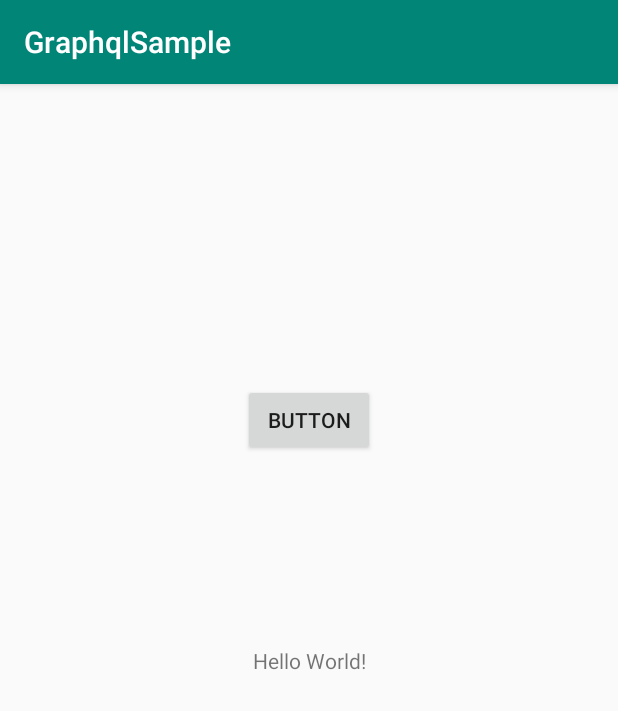
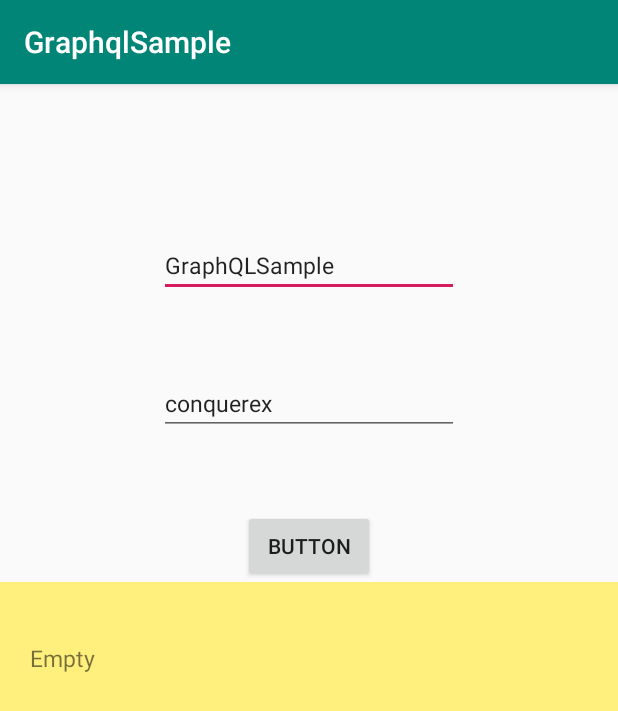
Before and after one commit to conquerex/GraphQLSample, an Android app: the screen it shows after launch (MainActivity), on a phone screen of 412 x 824 dp. Shown: the top 711 px of the screen. Run offline under Robolectric (Android 15) with nearby library versions, the phone set to English and light mode, and no system bars; libraries missing offline, so code that uses them is left out: com.apollographql.apollo; 1 statement that could not run was skipped.

Commit message:
Simple GraphQL App

```diff
--- a/app/src/main/java/com/example/graphqlsample/MainActivity.kt
+++ b/app/src/main/java/com/example/graphqlsample/MainActivity.kt
@@ -14,6 +14,7 @@ import okhttp3.OkHttpClient
 class MainActivity : AppCompatActivity() {
 
     private val BASE_URL = "https://api.github.com/graphql"
+    private val TAG = this.javaClass.simpleName
     private lateinit var client: ApolloClient
 
 
@@ -24,50 +25,32 @@ class MainActivity : AppCompatActivity() {
         client = setUpApollo()
 
         button.setOnClickListener {
-
+            Log.d(TAG, "* * * Click :: ${editInputName.text} :: ${editInputOwner.text}")
             client.query(
                 FindQueryOnGithubQuery
                     .builder()
-                    .name("octocat")
-                    .owner("Hello-World")
+                    .name(editInputName.text.toString())
+                    .owner(editInputOwner.text.toString())
                     .build()
             ).enqueue(object : ApolloCall.Callback<FindQueryOnGithubQuery.Data>() {
                 override fun onFailure(e: ApolloException) {
-                    Log.e("TAG1", e.message.toString())
+                    Log.d(TAG, "* * * onFailure")
+                    Log.d(TAG, "* * * " + e.message.toString())
                 }
 
                 override fun onResponse(response: Response<FindQueryOnGithubQuery.Data>) {
-
-                    Log.e("TAG2", "${response.data()?.repository()}")
+                    Log.d(TAG, "* * * onResponse")
+                    Log.d(TAG, "* * * ${response.data()?.repository()}")
 
                     runOnUiThread {
-                        /*progress_bar.visibility = View.GONE
-
-                        name_text_view.text = String.format(
-                            getString(R.string.name_text),
-                            response.data()?.repository()?.name()
-                        )
-
-                        description_text_view.text = String.format(
-                            getString(R.string.description_text),
-                            response.data()?.repository()?.description()
-                        )
-                        forks_text_view.text = String.format(
-                            getString(R.string.fork_count_text),
-                            response.data()?.repository()?.forkCount().toString()
-                        )
-                        url_text_view.text = String.format(
-                            getString(R.string.url_count_text),
-                            response.data()?.repository()?.url().toString()
-                        )
-*/
+                        textName.text = response.data()?.repository?.name
+                        textDes.text = response.data()?.repository?.description
+                        textForkCount.text = response.data()?.repository?.forkCount.toString()
+                        textUrl.text = response.data()?.repository?.url.toString()
                     }
                 }
-
             })
         }
-
-
     }
 
     private fun setUpApollo(): ApolloClient {
--- a/app/src/main/res/layout/activity_main.xml
+++ b/app/src/main/res/layout/activity_main.xml
@@ -1,28 +1,87 @@
 <?xml version="1.0" encoding="utf-8"?>
-<androidx.constraintlayout.widget.ConstraintLayout xmlns:android="http://schemas.android.com/apk/res/android"
+<LinearLayout
+    xmlns:android="http://schemas.android.com/apk/res/android"
     xmlns:app="http://schemas.android.com/apk/res-auto"
     xmlns:tools="http://schemas.android.com/tools"
     android:layout_width="match_parent"
     android:layout_height="match_parent"
+    android:orientation="vertical"
+    android:gravity="center_horizontal"
     tools:context=".MainActivity">
 
-    <TextView
-        android:layout_width="wrap_content"
+    <EditText
+        android:id="@+id/editInputName"
+        android:layout_width="200dp"
         android:layout_height="wrap_content"
-        android:text="Hello World!"
-        app:layout_constraintBottom_toBottomOf="parent"
-        app:layout_constraintLeft_toLeftOf="parent"
-        app:layout_constraintRight_toRightOf="parent"
-        app:layout_constraintTop_toTopOf="parent" />
+        android:layout_marginTop="100dp"
+        android:text="GraphQLSample"
+        android:hint="Input name"
+        android:textSize="15sp" />
+
+    <EditText
+        android:id="@+id/editInputOwner"
+        android:layout_width="200dp"
+        android:layout_height="wrap_content"
+        android:layout_marginTop="50dp"
+        android:text="conquerex"
+        android:hint="Input Owner"
+        android:textSize="15sp" />
 
     <Button
         android:id="@+id/button"
         android:layout_width="wrap_content"
         android:layout_height="wrap_content"
-        android:layout_marginTop="200dp"
+        android:layout_marginTop="50dp"
         android:text="Button"
         app:layout_constraintTop_toTopOf="parent"
         app:layout_constraintStart_toStartOf="parent"
         app:layout_constraintEnd_toEndOf="parent"/>
 
-</androidx.constraintlayout.widget.ConstraintLayout>
+    <ScrollView
+        android:layout_width="match_parent"
+        android:layout_height="match_parent"
+        android:padding="20dp"
+        android:background="#FFF07E">
+
+        <LinearLayout
+            android:layout_width="match_parent"
+            android:layout_height="wrap_content"
+            android:orientation="vertical">
+
+            <TextView
+                android:id="@+id/textName"
+                android:layout_width="match_parent"
+                android:layout_height="wrap_content"
+                android:layout_marginTop="20dp"
+                android:text="Empty"
+                android:textSize="15sp" />
+
+            <TextView
+                android:id="@+id/textDes"
+                android:layout_width="match_parent"
+                android:layout_height="wrap_content"
+                android:layout_marginTop="20dp"
+                android:textColor="#3F51B5"
+                android:textSize="15sp" />
+
+            <TextView
+                android:id="@+id/textForkCount"
+                android:layout_width="match_parent"
+                android:layout_height="wrap_content"
+                android:layout_marginTop="20dp"
+                android:textSize="15sp" />
+
+            <TextView
+                android:id="@+id/textUrl"
+                android:layout_width="match_parent"
+                android:layout_height="wrap_content"
+                android:layout_marginTop="20dp"
+                android:textColor="#3F51B5"
+                android:textSize="15sp" />
+
+        </LinearLayout>
+
+    </ScrollView>
+
+
+</LinearLayout>
```
